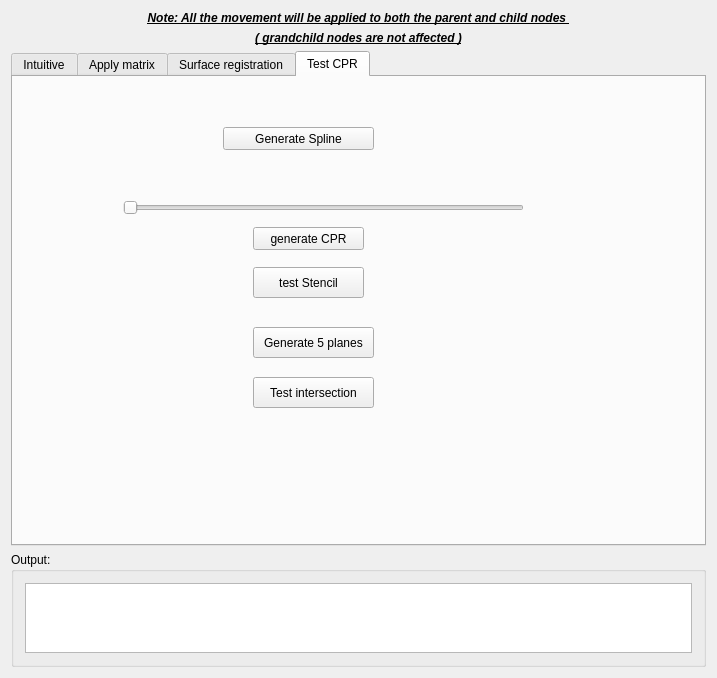
This is Plugins/org.mitk.lancet.movedata/src/internal/MoveDataControls.ui in zhaomengxiao/LancetMITK-Adition as Qt 5 draws it before an edit. The edited form follows.
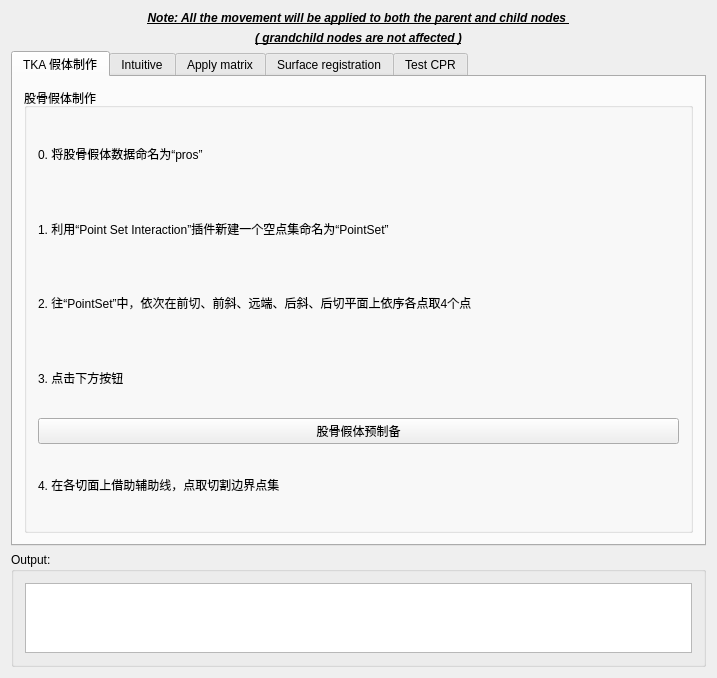
This is the edited form. Custom widgets are drawn as their Qt base class.

The edit to the form file:
```diff
--- a/Plugins/org.mitk.lancet.movedata/src/internal/MoveDataControls.ui
+++ b/Plugins/org.mitk.lancet.movedata/src/internal/MoveDataControls.ui
@@ -71,8 +71,66 @@
    <item row="2" column="0">
     <widget class="QTabWidget" name="tabWidget">
      <property name="currentIndex">
-      <number>3</number>
+      <number>0</number>
      </property>
+     <widget class="QWidget" name="tab_5">
+      <attribute name="title">
+       <string>TKA 假体制作</string>
+      </attribute>
+      <layout class="QGridLayout" name="gridLayout_15">
+       <item row="0" column="0">
+        <widget class="QGroupBox" name="groupBox_2">
+         <property name="title">
+          <string>股骨假体制作</string>
+         </property>
+         <layout class="QVBoxLayout" name="verticalLayout_2">
+          <item>
+           <widget class="QLabel" name="label_21">
+            <property name="text">
+             <string>0. 将股骨假体数据命名为“pros”</string>
+            </property>
+           </widget>
+          </item>
+          <item>
+           <widget class="QLabel" name="label_18">
+            <property name="text">
+             <string>1. 利用“Point Set Interaction”插件新建一个空点集命名为“PointSet”</string>
+            </property>
+           </widget>
+          </item>
+          <item>
+           <widget class="QLabel" name="label_17">
+            <property name="text">
+             <string>2. 往“PointSet”中，依次在前切、前斜、远端、后斜、后切平面上依序各点取4个点</string>
+            </property>
+           </widget>
+          </item>
+          <item>
+           <widget class="QLabel" name="label_19">
+            <property name="text">
+             <string>3. 点击下方按钮</string>
+            </property>
+           </widget>
+          </item>
+          <item>
+           <widget class="QPushButton" name="pushButton_testIntersect">
+            <property name="text">
+             <string>股骨假体预制备</string>
+            </property>
+           </widget>
+          </item>
+          <item>
+           <widget class="QLabel" name="label_20">
+            <property name="text">
+             <string>4. 在各切面上借助辅助线，点取切割边界点集</string>
+            </property>
+           </widget>
+          </item>
+         </layout>
+        </widget>
+       </item>
+      </layout>
+     </widget>
      <widget class="QWidget" name="tab">
       <attribute name="title">
        <string>Intuitive</string>
@@ -1110,19 +1168,6 @@
         <string>Generate 5 planes</string>
        </property>
       </widget>
-      <widget class="QPushButton" name="pushButton_testIntersect">
-       <property name="geometry">
-        <rect>
-         <x>240</x>
-         <y>300</y>
-         <width>121</width>
-         <height>31</height>
-        </rect>
-       </property>
-       <property name="text">
-        <string>Test intersection</string>
-       </property>
-      </widget>
      </widget>
     </widget>
    </item>
```
